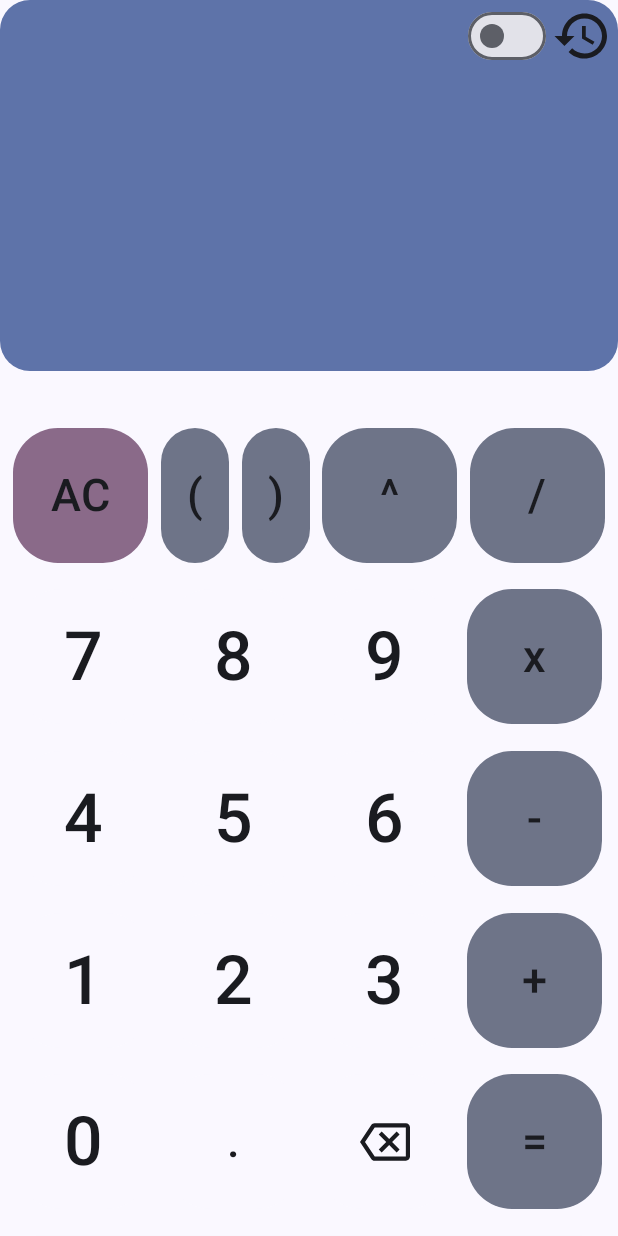
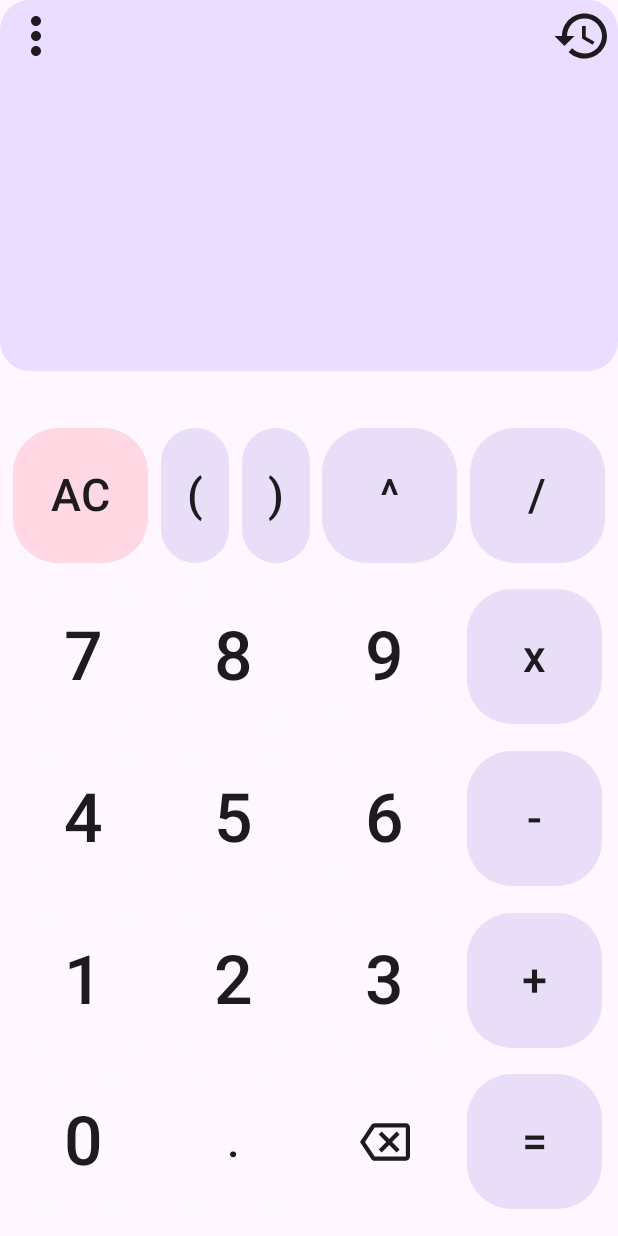
Before and after one commit to zaved707/Calculator, an Android app built with Jetpack Compose: the composable MainPage shown on its own in the app's theme, on a phone screen of 412 x 824 dp. Run offline under Robolectric (Android 15) with nearby library versions, the phone set to English and light mode, and no system bars; our stand-ins replace Dagger/Hilt's generated code; 4 statements that could not run were skipped.

Commit message:
added 3 setting for theme, light, dark and system

```diff
--- a/app/src/main/java/com/zavedahmad/calculator/data/MainPageViewModel.kt
+++ b/app/src/main/java/com/zavedahmad/calculator/data/MainPageViewModel.kt
@@ -43,7 +43,7 @@ class MainPageViewModel @Inject constructor(
             preferencesDao.getPreferenceByKey("theme")
                 .collect { preference ->
                     if (preference == null) {
-                        preferencesDao.updatePreference(PreferencesEntity("theme", "System"))
+                        preferencesDao.updatePreference(PreferencesEntity("theme", "system"))
                     }
                     else {
                         _theme.value = preference.value
--- a/app/src/main/java/com/zavedahmad/calculator/ui/DisplayScreen.kt
+++ b/app/src/main/java/com/zavedahmad/calculator/ui/DisplayScreen.kt
@@ -19,15 +19,11 @@ import androidx.compose.material3.ExperimentalMaterial3Api
 import androidx.compose.material3.Icon
 import androidx.compose.material3.IconButton
 import androidx.compose.material3.MaterialTheme
-import androidx.compose.material3.Switch
 import androidx.compose.material3.Text
 import androidx.compose.runtime.Composable
 import androidx.compose.runtime.LaunchedEffect
 import androidx.compose.runtime.getValue
-import androidx.compose.runtime.mutableStateOf
-import androidx.compose.runtime.remember
 import androidx.compose.runtime.rememberCoroutineScope
-import androidx.compose.runtime.setValue
 import androidx.compose.ui.Alignment
 import androidx.compose.ui.Modifier
 import androidx.compose.ui.draw.clip
@@ -43,13 +39,12 @@ import kotlinx.coroutines.launch
 @OptIn(ExperimentalMaterial3Api::class)
 fun DisplayScreen(scaffoldState: BottomSheetScaffoldState, viewModel: MainPageViewModel) {
     val result by viewModel.result.collectAsStateWithLifecycle()
-    val theme by viewModel.theme.collectAsStateWithLifecycle()
+
     val scrollState = rememberScrollState()
     val expression by viewModel.expression.collectAsStateWithLifecycle()
     val coroutineScope = rememberCoroutineScope()
-    val themeBoolean by remember(theme) {
-        mutableStateOf(theme == "Light")
-    }
+
+
     LaunchedEffect(expression) {
         scrollState.scrollTo(scrollState.maxValue)
     }
@@ -65,16 +60,12 @@ fun DisplayScreen(scaffoldState: BottomSheetScaffoldState, viewModel: MainPageVi
         horizontalAlignment = Alignment.End
 
     ) {
-        Row {
-            Text(theme)
-            Switch(checked = themeBoolean, onCheckedChange = { isChecked ->
-                if (isChecked) {
-                    viewModel.setThemePreferences("Light")
-                }else{
-                    viewModel.setThemePreferences("Dark")
+
+        Row (modifier = Modifier.fillMaxWidth(), horizontalArrangement = Arrangement.SpaceBetween){
+            Row {
+            DropDownMenuMain(viewModel)
                 }
 
-            })
             IconButton(onClick = { coroutineScope.launch { scaffoldState.bottomSheetState.expand() } }) {
                 Icon(
                     Icons.Default.History,
--- /dev/null
+++ b/app/src/main/java/com/zavedahmad/calculator/ui/DropDownMenu.kt
@@ -0,0 +1,51 @@
+package com.zavedahmad.calculator.ui
+
+import androidx.compose.foundation.layout.size
+import androidx.compose.material.icons.Icons
+import androidx.compose.material.icons.filled.MoreVert
+import androidx.compose.material3.DropdownMenu
+import androidx.compose.material3.DropdownMenuItem
+import androidx.compose.material3.Icon
+import androidx.compose.material3.IconButton
+import androidx.compose.material3.Text
+import androidx.compose.runtime.Composable
+import androidx.compose.runtime.getValue
+import androidx.compose.runtime.mutableStateOf
+import androidx.compose.runtime.remember
+import androidx.compose.runtime.setValue
+import androidx.compose.ui.Modifier
+import androidx.compose.ui.unit.dp
+import com.zavedahmad.calculator.data.MainPageViewModel
+
+@Composable
+fun DropDownMenuMain(viewModel: MainPageViewModel) {
+    var expanded by remember { mutableStateOf(false) }
+    IconButton(onClick = { expanded = !expanded }) {
+        Icon(
+            Icons.Default.MoreVert,
+            contentDescription = "menu",
+            Modifier.size(50.dp)
+        )
+    }
+    DropdownMenu(expanded = expanded, onDismissRequest = { expanded = !expanded }) {
+        DropdownMenuItem(
+            onClick = {
+                expanded = !expanded
+                viewModel.setThemePreferences("system")
+
+            },
+            text = { Text("system") })
+        DropdownMenuItem(onClick = {
+            expanded = !expanded
+            viewModel.setThemePreferences("dark")
+
+        }, text = { Text("dark") })
+        DropdownMenuItem(
+            onClick = {
+                expanded = !expanded
+                viewModel.setThemePreferences("light")
+
+            },
+            text = { Text("light") })
+    }
+}
```
Also changed, not shown: app/src/main/java/com/zavedahmad/calculator/MainActivity.kt (+5 -14 lines), app/src/main/java/com/zavedahmad/calculator/ui/theme/Theme.kt (+15 -1 lines).
